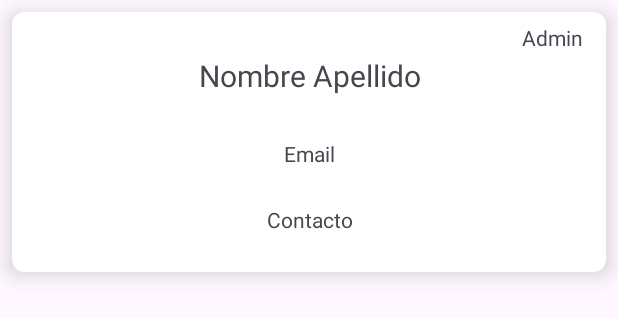
After one commit to ginobasile/Grupo3-TP3-Gimnasio, an Android app: the layout usuario_item.xml on its own in the app's theme, with its tools: preview values and no code run, on a phone screen of 412 x 824 dp. The commit adds this screen. Shown: the top 318 px of the screen. Run offline under Robolectric (Android 15) with nearby library versions, the phone set to English and light mode, and no system bars.

Commit message:
lista de usuarios registrados

```diff
--- a/app/src/main/java/com/example/gimnasio_grupo3/RetroFitProviders/PaquetesProvider.kt
+++ b/app/src/main/java/com/example/gimnasio_grupo3/RetroFitProviders/UsuariosProvider.kt
@@ -3,11 +3,11 @@ package com.example.gimnasio_grupo3.RetroFitProviders
 import retrofit2.Retrofit
 import retrofit2.converter.gson.GsonConverterFactory
 
-class PaquetesProvider {
+class UsuariosProvider {
     fun provideRetrofit(): Retrofit {
         return Retrofit.Builder()
-            .baseUrl("https://646937ca03bb12ac208876f1.mockapi.io/")
-            .addConverterFactory(   GsonConverterFactory.create())
+            .baseUrl("https://645ae28c95624ceb210d09ed.mockapi.io/")
+            .addConverterFactory(GsonConverterFactory.create())
             .build()
     }
 }
--- a/app/src/main/java/com/example/gimnasio_grupo3/fragments/usuarios/DetalleUsuario.kt
+++ b/app/src/main/java/com/example/gimnasio_grupo3/fragments/usuarios/DetalleUsuario.kt
@@ -10,6 +10,8 @@ import com.example.gimnasio_grupo3.R
 
 class DetalleUsuario : Fragment() {
     lateinit var v : View
+
+
     companion object {
         fun newInstance() = DetalleUsuario()
     }
--- a/app/src/main/java/com/example/gimnasio_grupo3/interfaces/APIMethods.kt
+++ b/app/src/main/java/com/example/gimnasio_grupo3/interfaces/APIMethods.kt
@@ -3,6 +3,7 @@ package com.example.gimnasio_grupo3.interfaces
 import com.example.gimnasio_grupo3.entities.Actividad
 import com.example.gimnasio_grupo3.entities.Paquete
 import com.example.gimnasio_grupo3.entities.Turno
+import com.example.gimnasio_grupo3.entities.Usuario
 import retrofit2.Call
 import retrofit2.http.Body
 import retrofit2.http.DELETE
@@ -81,6 +82,8 @@ interface APIMethods {
     // Create
 
     // Read
+    @GET("Usuarios")
+    fun getUsuarios(): Call<List<Usuario>>
 
     // Update
 
--- /dev/null
+++ b/app/src/main/res/layout/usuario_item.xml
@@ -0,0 +1,64 @@
+<androidx.cardview.widget.CardView xmlns:android="http://schemas.android.com/apk/res/android"
+    xmlns:app="http://schemas.android.com/apk/res-auto"
+    xmlns:tools="http://schemas.android.com/tools"
+    android:id="@+id/cardTurno"
+    android:layout_width="match_parent"
+    android:layout_height="wrap_content"
+    android:layout_margin="8dp"
+    app:cardCornerRadius="8dp"
+    app:cardElevation="8dp">
+
+    <androidx.constraintlayout.widget.ConstraintLayout
+        android:layout_width="match_parent"
+        android:layout_height="match_parent">
+
+        <TextView
+            android:id="@+id/txtNombreApellido"
+            android:layout_width="333dp"
+            android:layout_height="49dp"
+            android:layout_marginTop="18dp"
+            android:gravity="center"
+            android:text="Nombre Apellido"
+            android:textSize="20sp"
+            app:layout_constraintEnd_toEndOf="parent"
+            app:layout_constraintStart_toStartOf="parent"
+            app:layout_constraintTop_toTopOf="parent" />
+
+        <TextView
+            android:id="@+id/txtEmail"
+            android:layout_width="309dp"
+            android:layout_height="34dp"
+            android:layout_marginTop="10dp"
+            android:layout_marginBottom="10dp"
+            android:gravity="center"
+            android:text="Email"
+            app:layout_constraintBottom_toTopOf="@+id/txtContacto"
+            app:layout_constraintEnd_toEndOf="parent"
+            app:layout_constraintStart_toStartOf="parent"
+            app:layout_constraintTop_toBottomOf="@+id/txtNombreApellido" />
+
+        <TextView
+            android:id="@+id/txtContacto"
+            android:layout_width="309dp"
+            android:layout_height="34dp"
+            android:layout_marginBottom="18dp"
+            android:gravity="center"
+            android:text="Contacto"
+            app:layout_constraintBottom_toBottomOf="parent"
+            app:layout_constraintEnd_toEndOf="parent"
+            app:layout_constraintStart_toStartOf="parent" />
+
+        <TextView
+            android:id="@+id/txtAdmin"
+            android:layout_width="wrap_content"
+            android:layout_height="wrap_content"
+            android:layout_marginTop="7dp"
+            android:layout_marginEnd="15dp"
+            android:text="Admin"
+            app:layout_constraintEnd_toEndOf="parent"
+            app:layout_constraintTop_toTopOf="parent" />
+
+    </androidx.constraintlayout.widget.ConstraintLayout>
+
+
+</androidx.cardview.widget.CardView>
```
Also changed, not shown: app/src/main/java/com/example/gimnasio_grupo3/adapters/UsuarioAdapter.kt (added, +68 -0 lines), app/src/main/java/com/example/gimnasio_grupo3/fragments/usuarios/UsuariosLista.kt (+31 -1 lines), app/src/main/java/com/example/gimnasio_grupo3/fragments/usuarios/UsuariosListaViewModel.kt (+29 -1 lines), app/src/main/res/layout/fragment_usuarios_lista.xml (+21 -5 lines).
